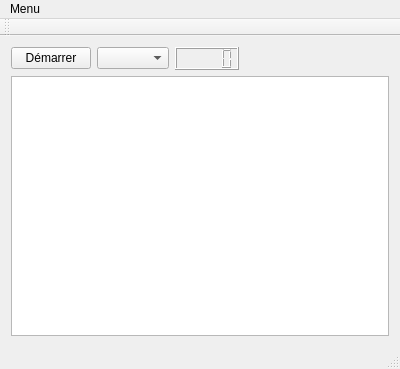
First picture: the form in Sources/mainwindow.ui, repository firedream89/kimsufi_server, before the edit.
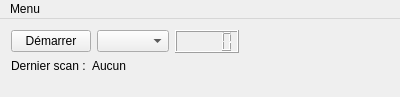
Second picture: the form after the edit.

Commit message: 1.03 -Optimisation de l'application(réduction de 20% l'usage CPU) -Réduction de la charge de la mémoire RAM(seul le l'état du dernier scan est retenu)

Patch:
```diff
--- a/Sources/mainwindow.ui
+++ b/Sources/mainwindow.ui
@@ -7,7 +7,7 @@
     <x>0</x>
     <y>0</y>
     <width>400</width>
-    <height>369</height>
+    <height>97</height>
    </rect>
   </property>
   <property name="windowTitle">
@@ -15,8 +15,18 @@
   </property>
   <widget class="QWidget" name="centralWidget">
    <layout class="QGridLayout" name="gridLayout">
-    <item row="2" column="0" colspan="4">
-     <widget class="QListWidget" name="listDispo"/>
+    <item row="0" column="0">
+     <widget class="QPushButton" name="bArreter">
+      <property name="text">
+       <string>Démarrer</string>
+      </property>
+     </widget>
+    </item>
+    <item row="0" column="1">
+     <widget class="QComboBox" name="cServeur"/>
+    </item>
+    <item row="0" column="2">
+     <widget class="QLCDNumber" name="lcdNumber"/>
     </item>
     <item row="0" column="3">
      <spacer name="horizontalSpacer">
@@ -31,18 +41,23 @@
       </property>
      </spacer>
     </item>
-    <item row="0" column="2">
-     <widget class="QLCDNumber" name="lcdNumber"/>
-    </item>
+    <item row="1" column="0" colspan="4">
+     <layout class="QFormLayout" name="formLayout">
     <item row="0" column="0">
-     <widget class="QPushButton" name="bArreter">
+       <widget class="QLabel" name="label">
       <property name="text">
-       <string>Démarrer</string>
+         <string>Dernier scan :</string>
       </property>
      </widget>
     </item>
     <item row="0" column="1">
-     <widget class="QComboBox" name="cServeur"/>
+       <widget class="QLabel" name="dispo">
+        <property name="text">
+         <string>Aucun</string>
+        </property>
+       </widget>
+      </item>
+     </layout>
     </item>
    </layout>
   </widget>
@@ -65,15 +80,6 @@
    </widget>
    <addaction name="menuMenu"/>
   </widget>
-  <widget class="QToolBar" name="mainToolBar">
-   <attribute name="toolBarArea">
-    <enum>TopToolBarArea</enum>
-   </attribute>
-   <attribute name="toolBarBreak">
-    <bool>false</bool>
-   </attribute>
-  </widget>
-  <widget class="QStatusBar" name="statusBar"/>
   <action name="actionA_Propos">
    <property name="text">
     <string>A Propos</string>
```
Lines whose indentation alone changed are shown as unchanged. The commit also changes 2 other files.
